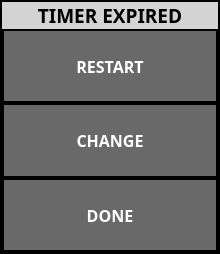
This is ui/TimerDialog.ui in UnexplodedMinds/Stratofier as Qt 5 draws it before an edit. The edited form follows.
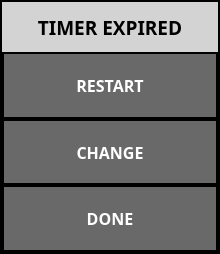
This is the edited form. Icons and pictures are not drawn.

Diff of the .ui file:
```diff
--- a/ui/TimerDialog.ui
+++ b/ui/TimerDialog.ui
@@ -138,6 +138,18 @@
        <verstretch>0</verstretch>
       </sizepolicy>
      </property>
+     <property name="minimumSize">
+      <size>
+       <width>0</width>
+       <height>50</height>
+      </size>
+     </property>
+     <property name="maximumSize">
+      <size>
+       <width>16777215</width>
+       <height>50</height>
+      </size>
+     </property>
      <property name="font">
       <font>
        <family>Droid Sans</family>
```
